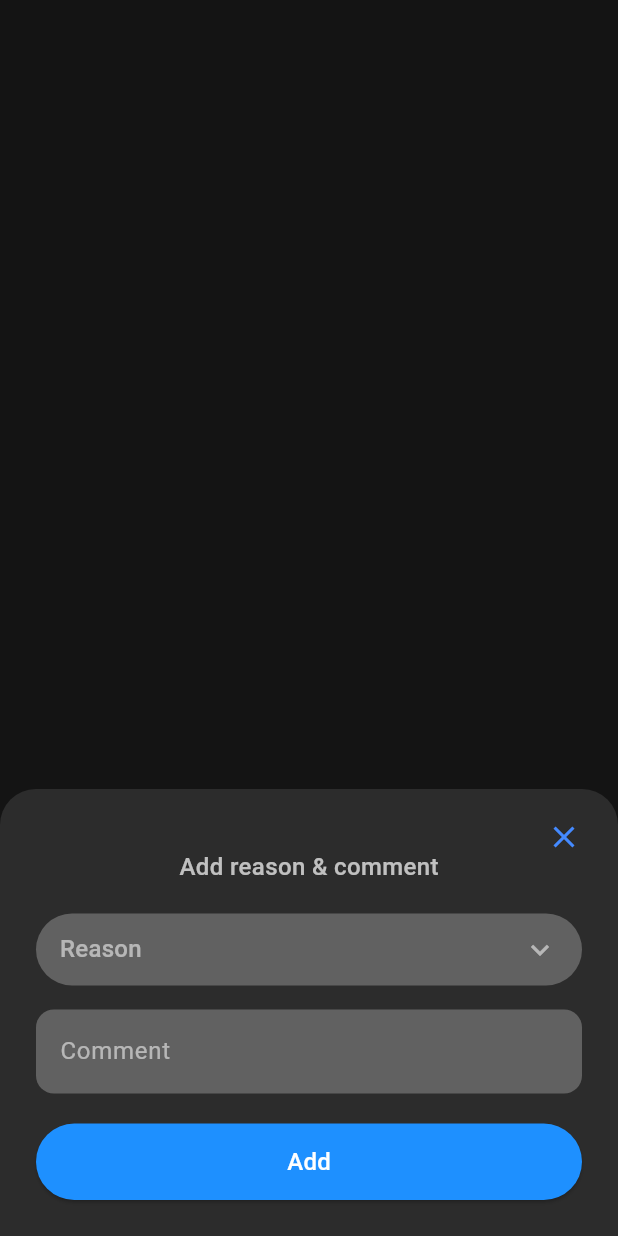
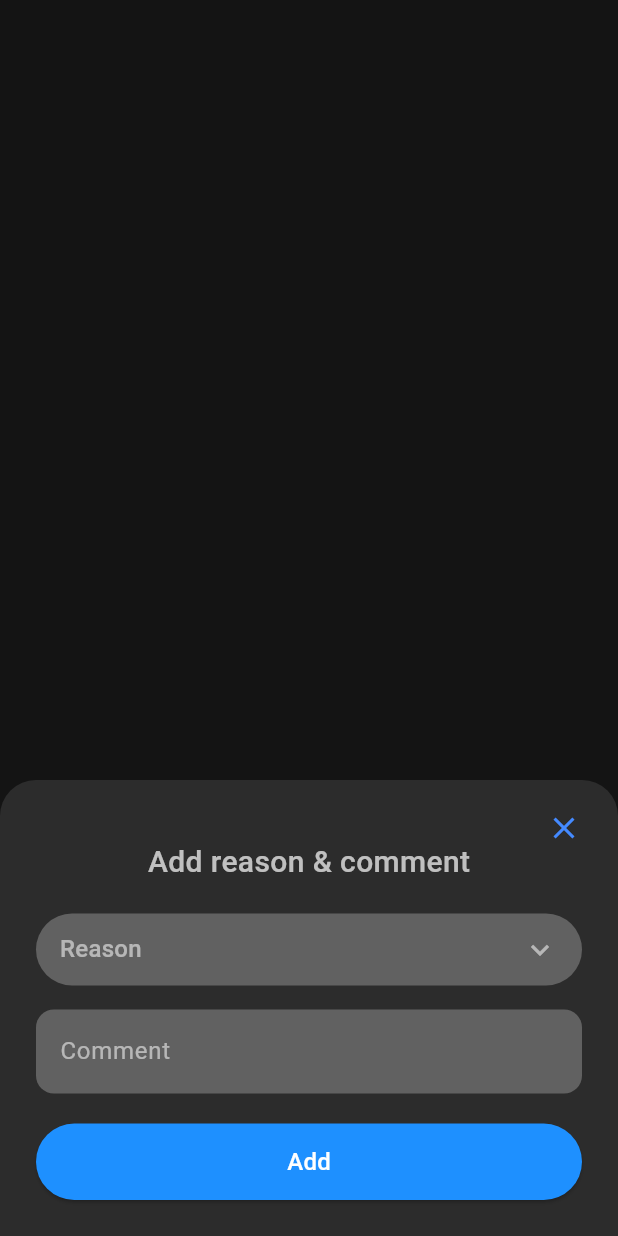
Before and after one commit to leodoneDev/BoostSeller, a Flutter app: what showCloseReasonNotification() shows on an empty page, opened directly, on a phone screen of 412 x 824 dp. Run offline on Flutter 3.47's test engine with Material 3 defaults, Android fonts, the phone set to English and light mode, and no system bars.

Commit message:
lead detail notification update

```diff
--- a/lib/screens/lead/performer/detail/assigned.lead.detail.dart
+++ b/lib/screens/lead/performer/detail/assigned.lead.detail.dart
@@ -436,7 +436,12 @@ void showCloseReasonNotification(BuildContext context) {
     isScrollControlled: true,
     backgroundColor: Colors.transparent,
     builder: (context) {
-      return StatefulBuilder(
+      return Padding(
+        // Adjust height when keyboard appears
+        padding: EdgeInsets.only(
+          bottom: MediaQuery.of(context).viewInsets.bottom,
+        ),
+        child: StatefulBuilder(
           builder: (context, setModalState) {
             return Container(
               width: double.infinity,
@@ -447,7 +452,7 @@ void showCloseReasonNotification(BuildContext context) {
               ),
               child: Stack(
                 children: [
-                // Close Button
+                  // Close Icon
                   Positioned(
                     top: 0,
                     right: 0,
@@ -457,19 +462,23 @@ void showCloseReasonNotification(BuildContext context) {
                     ),
                   ),
 
-                // Content
+                  // Main Content
                   Column(
                     mainAxisSize: MainAxisSize.min,
+                    crossAxisAlignment: CrossAxisAlignment.start,
                     children: [
                       const SizedBox(height: 20),
-                    const Text(
+                      const Center(
+                        child: Text(
                           "Add reason & comment",
                           style: TextStyle(
-                        fontSize: 16,
+                            fontSize: 20,
                             color: Colors.white70,
                             fontWeight: FontWeight.w500,
                           ),
                         ),
+                      ),
+
                       const SizedBox(height: 20),
 
                       // Reason Dropdown
@@ -507,17 +516,21 @@ void showCloseReasonNotification(BuildContext context) {
                                     )
                                     .toList(),
                             onChanged:
-                              (value) =>
-                                  setModalState(() => selectedReason = value),
+                                (val) => setModalState(() {
+                                  selectedReason = val;
+                                }),
                           ),
                         ),
                       ),
 
                       const SizedBox(height: 16),
 
-                    // Comment
+                      // Comment Field
                       TextField(
                         controller: commentController,
+                        minLines: 1,
+                        maxLines: null, // expands automatically
+                        keyboardType: TextInputType.multiline,
                         style: const TextStyle(color: Colors.white),
                         decoration: InputDecoration(
                           hintText: "Comment",
@@ -539,7 +552,7 @@ void showCloseReasonNotification(BuildContext context) {
                         child: ElevatedButton(
                           onPressed: () {
                             Navigator.pop(context);
-                          _showCloseSuccessOverlay(context); // Keep this as is
+                            _showCloseSuccessOverlay(context);
                           },
                           style: ElevatedButton.styleFrom(
                             backgroundColor: const Color(0xFF1E90FF),
@@ -560,6 +573,7 @@ void showCloseReasonNotification(BuildContext context) {
               ),
             );
           },
+        ),
       );
     },
   );
```
Lines whose indentation alone changed are shown as unchanged.
